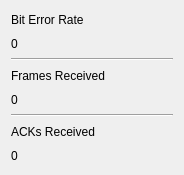
Above: noWires/noWires/statusWindow.ui from CanOSpam/noWires before the change. Below: the same form after it.
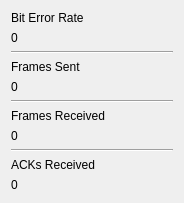
That is the form after the change.

Commit message: added TX frame count to status window, and linked the ACK and ERR Ui elements

Diff of the .ui file:
```diff
--- a/noWires/noWires/statusWindow.ui
+++ b/noWires/noWires/statusWindow.ui
@@ -36,7 +36,28 @@
     </widget>
    </item>
    <item>
-    <widget class="QLabel" name="label_4">
+    <widget class="QLabel" name="FrameRXName_2">
+     <property name="text">
+      <string>Frames Sent</string>
+     </property>
+    </widget>
+   </item>
+   <item>
+    <widget class="QLabel" name="FramesTXNum">
+     <property name="text">
+      <string>0</string>
+     </property>
+    </widget>
+   </item>
+   <item>
+    <widget class="Line" name="line_3">
+     <property name="orientation">
+      <enum>Qt::Horizontal</enum>
+     </property>
+    </widget>
+   </item>
+   <item>
+    <widget class="QLabel" name="FramesRXName">
      <property name="text">
       <string>Frames Received</string>
      </property>
```
Left out of the diff: 2 changed lines with no effect on the pictures. The commit also changes 6 other files.
